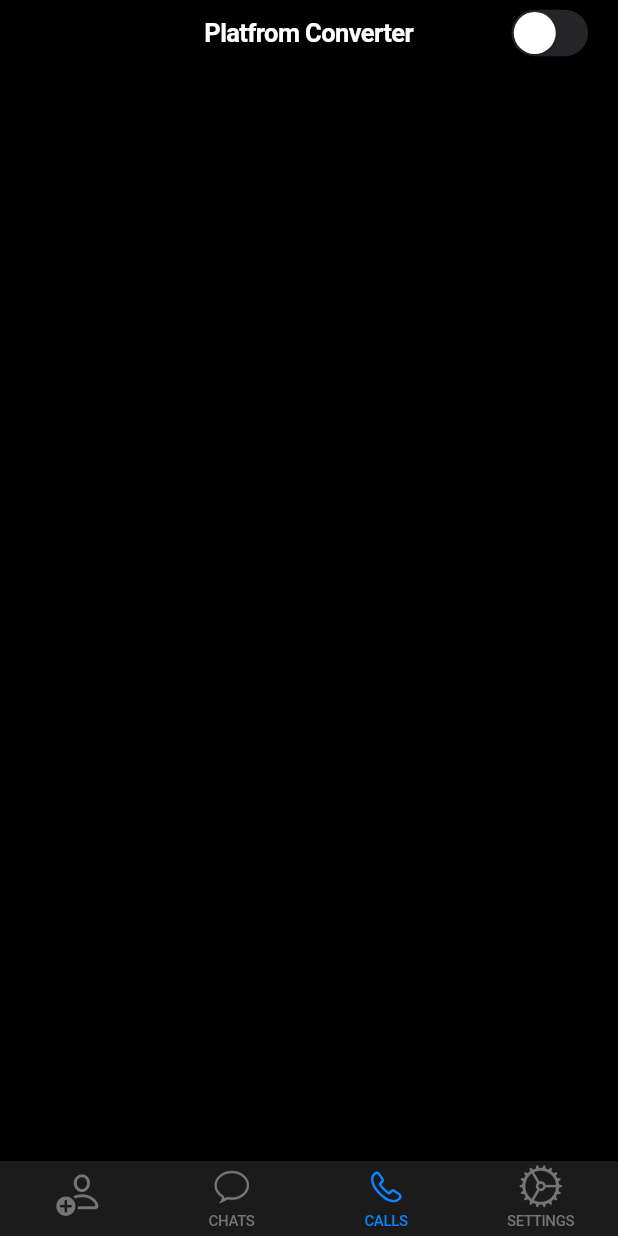
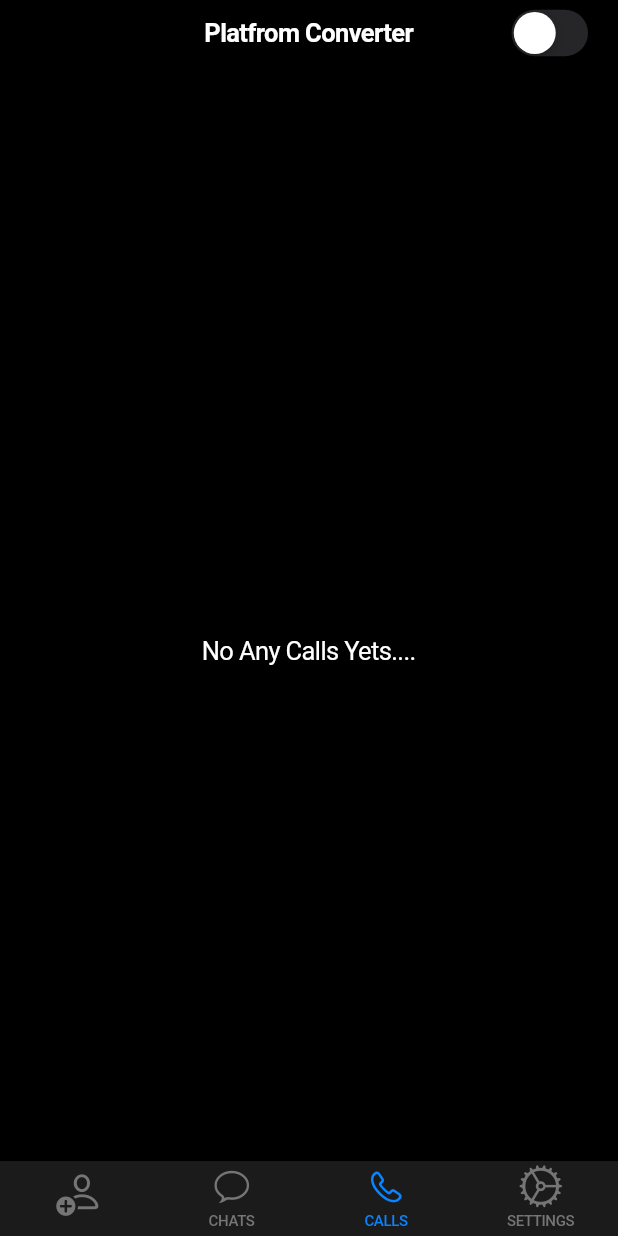
Before and after one commit to Aksharpatel06/plarfrom_converter_app, a Flutter app: the screen it shows after launch, item 2 of the bottom bar chosen, after a tap on "CALLS", on a phone screen of 412 x 824 dp. Run offline on Flutter 3.47's test engine with Material 3 defaults, Android fonts, the phone set to English and light mode, and no system bars; our stand-ins replace image_picker.

Commit message:
19-05-2024

```diff
--- a/lib/adaptive/call_details.dart
+++ b/lib/adaptive/call_details.dart
@@ -2,7 +2,6 @@ import 'package:flutter/cupertino.dart';
 import 'package:flutter/material.dart';
 import 'package:provider/provider.dart';
 import 'package:url_launcher/url_launcher.dart' as launchar;
-
 
 import '../provider/screen_provider.dart';
 import '../utils/global_variable.dart';
@@ -15,9 +14,10 @@ class CallDetails extends StatelessWidget {
     providerfalse = Provider.of<PlatfromProvider>(context, listen: false);
     providertrue = Provider.of<PlatfromProvider>(context, listen: true);
 
-    if(providertrue!.isios)
-      {
-        return Column(
+    if (providertrue!.isios) {
+      return (providertrue!.callList.isEmpty)
+          ? const Center(child: Text('No Any Calls Yets....'))
+          : Column(
               children: List.generate(
                 providertrue!.callList.length,
                 (index) => ListTile(
@@ -28,8 +28,7 @@ class CallDetails extends StatelessWidget {
                   },
                   leading: providertrue!.callList[index].img == null
                       ? const CircleAvatar(
-                backgroundImage:
-                AssetImage('asset/img/camera.png'),
+                          backgroundImage: AssetImage('asset/img/camera.png'),
                         )
                       : CircleAvatar(
                           backgroundImage:
@@ -41,8 +40,10 @@ class CallDetails extends StatelessWidget {
                 ),
               ),
             );
-      }else{
-      return Column(
+    } else {
+      return (providertrue!.callList.isEmpty)
+          ? const Center(child: Text('No Any Calls Yets....'))
+          : Column(
               children: List.generate(
                 providertrue!.callList.length,
                 (index) => CupertinoListTile(
@@ -53,8 +54,7 @@ class CallDetails extends StatelessWidget {
                   },
                   leading: providertrue!.callList[index].img == null
                       ? const CircleAvatar(
-              backgroundImage:
-              AssetImage('asset/img/camera.png'),
+                          backgroundImage: AssetImage('asset/img/camera.png'),
                         )
                       : CircleAvatar(
                           backgroundImage:
--- a/lib/adaptive/chats_details.dart
+++ b/lib/adaptive/chats_details.dart
@@ -1,3 +1,5 @@
+import 'dart:math';
+
 import 'package:flutter/cupertino.dart';
 import 'package:flutter/material.dart';
 import 'package:provider/provider.dart';
@@ -56,10 +58,8 @@ class ChatsDetailsAdaptive extends StatelessWidget {
                                     providerfalse!.editdetails(
                                         detailsIndex: detailsindex);
                                     Navigator.pop(context);
-                                    Future.delayed(
-                                      const Duration(seconds: 1),
-                                          () => providerfalse!.changetabbar(0),
-                                    );
+                                    providerfalse!.changetabbar(0);
+                                    log(providertrue!.tabbarindex);
                                   },
                                 ),
                                 InkWell(
--- a/lib/provider/screen_provider.dart
+++ b/lib/provider/screen_provider.dart
@@ -24,7 +24,7 @@ class PlatfromProvider extends ChangeNotifier {
   GlobalKey<FormState> globalKey=GlobalKey<FormState>();
 
   TextEditingController txtname = TextEditingController(text: 'Zimil');
-  TextEditingController txtnum = TextEditingController(text: '9562596255');
+  TextEditingController txtnum = TextEditingController(text: '7043536897');
   TextEditingController txtchat = TextEditingController(text: 'hello brother');
 
   void changePlatfrom(bool value) {
@@ -34,6 +34,7 @@ class PlatfromProvider extends ChangeNotifier {
   void changetabbar(int value)
   {
     tabbarindex = value;
+    notifyListeners();
   }
 
   void changedate(DateTime dateTime) {
--- a/lib/view/homescreen/componects/matrial_textfiled.dart
+++ b/lib/view/homescreen/componects/matrial_textfiled.dart
@@ -1,9 +1,7 @@
 import 'package:flutter/cupertino.dart';
 import 'package:flutter/material.dart';
 import 'package:plarfrom_converter_app/utils/global_variable.dart';
-import 'package:provider/provider.dart';
 
-import '../../../provider/screen_provider.dart';
 
 Widget call_details_field(
     {String? label,
```
Lines whose indentation alone changed are shown as unchanged.
